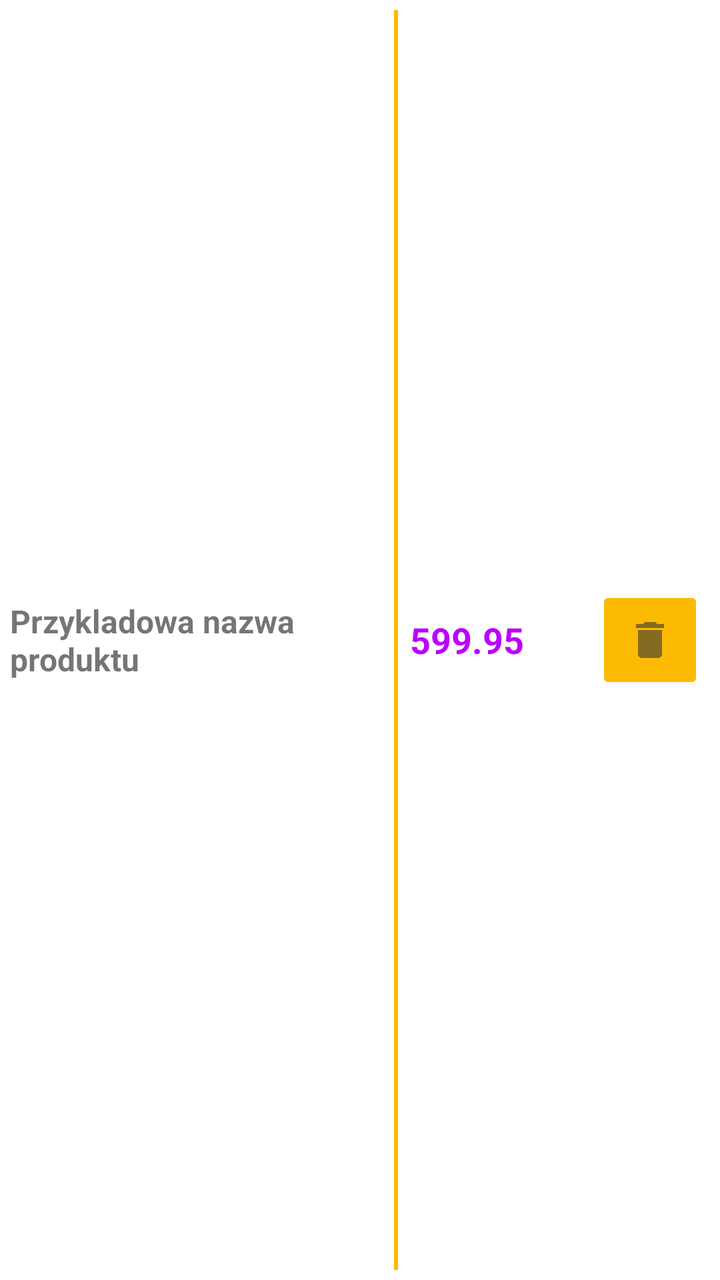
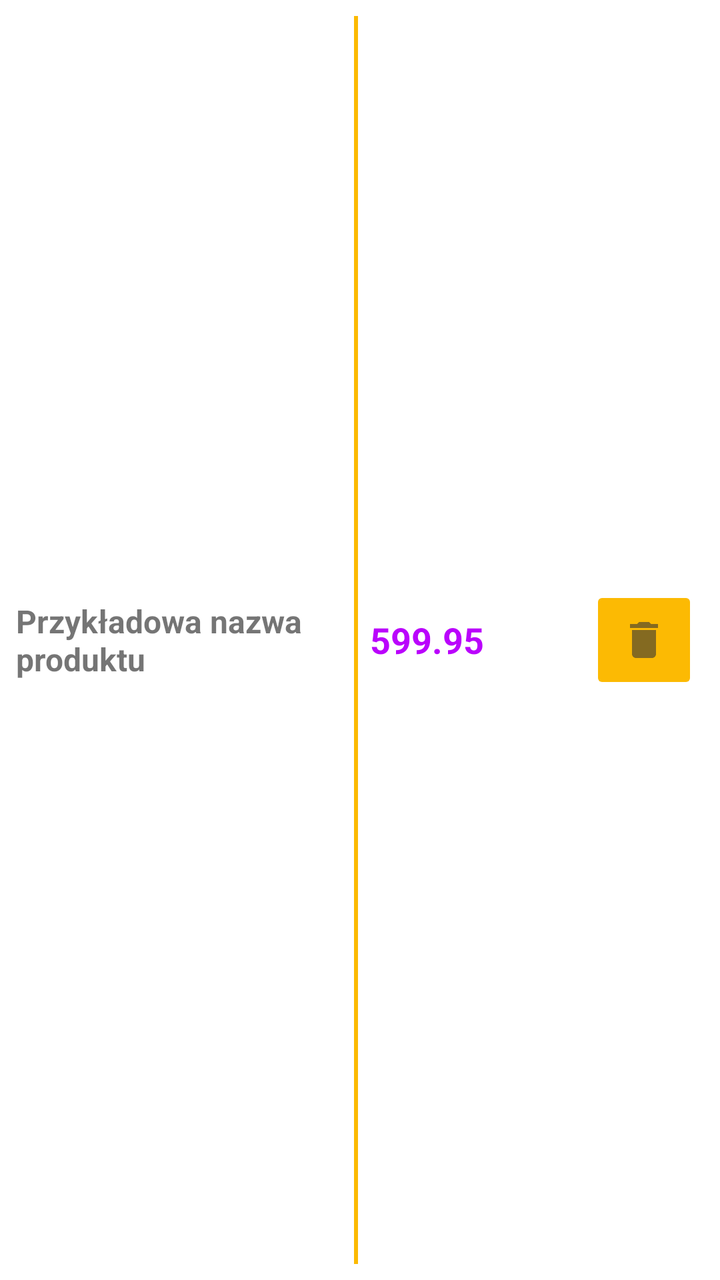

An Android layout rendered at two revisions. The XML below is the earlier revision; the diff shows what the commit changed to produce the second picture.
<!-- AndroidManifest.xml: application theme Theme.EAN_code_scanner -->
<!-- res/layout/list_item.xml -->
<?xml version="1.0" encoding="utf-8"?>
<LinearLayout xmlns:android="http://schemas.android.com/apk/res/android"
    android:id="@+id/parentLayout"
    android:layout_width="match_parent"
    android:layout_height="wrap_content"
    android:layout_weight="100"
    android:layout_marginTop="60dp"
    android:layout_marginBottom="5dp"
    android:padding="5dp"
    android:orientation="horizontal">

    <TextView
        android:id="@+id/name"
        android:layout_width="match_parent"
        android:layout_height="wrap_content"
        android:layout_weight="40"
        android:textSize="16sp"
        android:textStyle="bold"
        android:maxLines="3"
        android:ellipsize="end"
        android:text="Przykladowa nazwa produktu"
        android:layout_gravity="center_vertical"
        android:layout_marginRight="4dp"/>

    <View
        android:layout_width="2dp"
        android:layout_height="fill_parent"
        android:background="@color/yellow"
        android:layout_marginRight="6dp"/>

    <TextView
        android:id="@+id/price"
        android:layout_width="match_parent"
        android:layout_height="wrap_content"
        android:layout_weight="65"
        android:textSize="18sp"
        android:textStyle="bold"
        android:textColor="@color/purple"
        android:text="599.95"
        android:layout_gravity="center_vertical" />

    <ImageButton
        android:id="@+id/deleteBtn"
        android:layout_width="wrap_content"
        android:layout_height="wrap_content"
        android:layout_marginRight="3dp"
        android:layout_gravity="center_vertical"
        android:src="@drawable/ic_delete"
        android:backgroundTint="@color/yellow"
        android:adjustViewBounds="true"
        android:padding="15dp"
        android:scaleType="fitCenter" />

</LinearLayout>
<!-- resources referenced by this layout -->
<resources>
  <color name="purple">#ba03fc</color>
  <color name="yellow">#fcba03</color>
  <!-- drawable ic_delete (drawable-anydpi) -->
  <vector xmlns:android="http://schemas.android.com/apk/res/android"
      android:width="24dp"
      android:height="24dp"
      android:viewportWidth="24"
      android:viewportHeight="24"
      android:tint="#333333"
      android:alpha="0.6">
    <path
        android:fillColor="@android:color/white"
        android:pathData="M6,19c0,1.1 0.9,2 2,2h8c1.1,0 2,-0.9 2,-2V7H6v12zM19,4h-3.5l-1,-1h-5l-1,1H5v2h14V4z"/>
  </vector>
  <style name="Theme.EAN_code_scanner" parent="Theme.MaterialComponents.DayNight.DarkActionBar">
          
          <item name="colorPrimary">@color/purple_500</item>
          <item name="colorPrimaryVariant">@color/purple_700</item>
          <item name="colorOnPrimary">@color/white</item>
          
          <item name="colorSecondary">@color/teal_200</item>
          <item name="colorSecondaryVariant">@color/teal_700</item>
          <item name="colorOnSecondary">@color/black</item>
          
          <item name="android:statusBarColor" tools:targetApi="l">?attr/colorPrimaryVariant</item>
          
      </style>
  <color name="purple_500">#FF6200EE</color>
  <color name="purple_700">#FF3700B3</color>
  <color name="white">#FFFFFFFF</color>
  <color name="teal_200">#FF03DAC5</color>
  <color name="teal_700">#FF018786</color>
  <color name="black">#FF000000</color>
</resources>

<!-- the commit's change to res/layout/list_item.xml (unified diff, before → after) -->
@@ -3,36 +3,35 @@
     android:id="@+id/parentLayout"
     android:layout_width="match_parent"
     android:layout_height="wrap_content"
-    android:layout_weight="100"
-    android:layout_marginTop="60dp"
+    android:layout_marginTop="8dp"
     android:layout_marginBottom="5dp"
-    android:padding="5dp"
+    android:padding="8dp"
     android:orientation="horizontal">
 
     <TextView
         android:id="@+id/name"
-        android:layout_width="match_parent"
+        android:layout_width="0dp"
         android:layout_height="wrap_content"
-        android:layout_weight="40"
+        android:layout_weight="60"
         android:textSize="16sp"
         android:textStyle="bold"
         android:maxLines="3"
         android:ellipsize="end"
-        android:text="Przykladowa nazwa produktu"
+        android:text="Przykładowa nazwa produktu"
         android:layout_gravity="center_vertical"
-        android:layout_marginRight="4dp"/>
+        android:layout_marginEnd="4dp" />
 
     <View
         android:layout_width="2dp"
-        android:layout_height="fill_parent"
+        android:layout_height="match_parent"
         android:background="@color/yellow"
-        android:layout_marginRight="6dp"/>
+        android:layout_marginEnd="6dp" />
 
     <TextView
         android:id="@+id/price"
-        android:layout_width="match_parent"
+        android:layout_width="0dp"
         android:layout_height="wrap_content"
-        android:layout_weight="65"
+        android:layout_weight="40"
         android:textSize="18sp"
         android:textStyle="bold"
         android:textColor="@color/purple"
@@ -43,12 +42,13 @@
         android:id="@+id/deleteBtn"
         android:layout_width="wrap_content"
         android:layout_height="wrap_content"
-        android:layout_marginRight="3dp"
+        android:layout_marginEnd="3dp"
         android:layout_gravity="center_vertical"
         android:src="@drawable/ic_delete"
         android:backgroundTint="@color/yellow"
         android:adjustViewBounds="true"
         android:padding="15dp"
-        android:scaleType="fitCenter" />
+        android:scaleType="fitCenter"
+        android:contentDescription="Usuń produkt" />
 
 </LinearLayout>
<!-- resource entries referenced after the edit -->
@@ -24,7 +24,7 @@
           <item name="colorSecondaryVariant">@color/teal_700</item>
           <item name="colorOnSecondary">@color/black</item>
           
-          <item name="android:statusBarColor" tools:targetApi="l">?attr/colorPrimaryVariant</item>
+          <item name="android:statusBarColor">?attr/colorPrimaryVariant</item>
           
       </style>
   <color name="purple_500">#FF6200EE</color>
